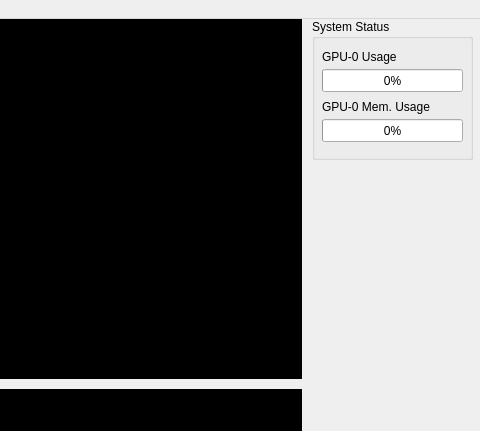
Before: the Qt Designer form app/incabin_camera_monitor/window.ui in elecun/flame-autonomous, drawn with Qt 5; both pictures show x 988 to 1468 and y 0 to 431 of the 1468 by 807 pixel window.
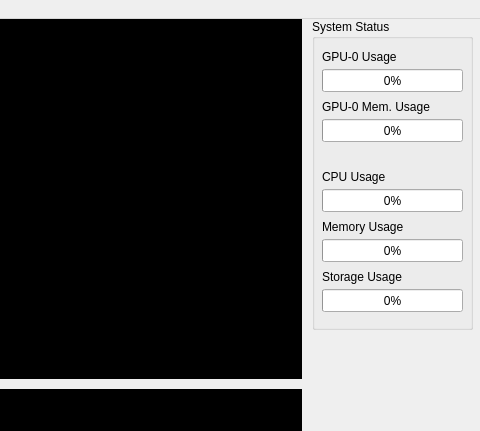
After: the same form once the commit is applied. Icons and pictures are not drawn.

The edit to the form file:
```diff
--- a/app/incabin_camera_monitor/window.ui
+++ b/app/incabin_camera_monitor/window.ui
@@ -99,7 +99,7 @@
       <x>1300</x>
       <y>0</y>
       <width>161</width>
-      <height>141</height>
+      <height>311</height>
      </rect>
     </property>
     <property name="title">
@@ -157,6 +157,84 @@
       <number>0</number>
      </property>
     </widget>
+    <widget class="QLabel" name="label_3">
+     <property name="geometry">
+      <rect>
+       <x>10</x>
+       <y>150</y>
+       <width>101</width>
+       <height>16</height>
+      </rect>
+     </property>
+     <property name="text">
+      <string>CPU Usage</string>
+     </property>
+    </widget>
+    <widget class="QProgressBar" name="progress_cpu_usage">
+     <property name="geometry">
+      <rect>
+       <x>10</x>
+       <y>170</y>
+       <width>141</width>
+       <height>23</height>
+      </rect>
+     </property>
+     <property name="value">
+      <number>0</number>
+     </property>
+    </widget>
+    <widget class="QLabel" name="label_4">
+     <property name="geometry">
+      <rect>
+       <x>10</x>
+       <y>200</y>
+       <width>101</width>
+       <height>16</height>
+      </rect>
+     </property>
+     <property name="text">
+      <string>Memory Usage</string>
+     </property>
+    </widget>
+    <widget class="QProgressBar" name="progress_mem_usage">
+     <property name="geometry">
+      <rect>
+       <x>10</x>
+       <y>220</y>
+       <width>141</width>
+       <height>23</height>
+      </rect>
+     </property>
+     <property name="value">
+      <number>0</number>
+     </property>
+    </widget>
+    <widget class="QLabel" name="label_5">
+     <property name="geometry">
+      <rect>
+       <x>10</x>
+       <y>250</y>
+       <width>101</width>
+       <height>16</height>
+      </rect>
+     </property>
+     <property name="text">
+      <string>Storage Usage</string>
+     </property>
+    </widget>
+    <widget class="QProgressBar" name="progress_storage_usage">
+     <property name="geometry">
+      <rect>
+       <x>10</x>
+       <y>270</y>
+       <width>141</width>
+       <height>23</height>
+      </rect>
+     </property>
+     <property name="value">
+      <number>0</number>
+     </property>
+    </widget>
    </widget>
   </widget>
   <widget class="QMenuBar" name="menubar">
```
Left out of the diff: 2 changed lines with no effect on the pictures.
